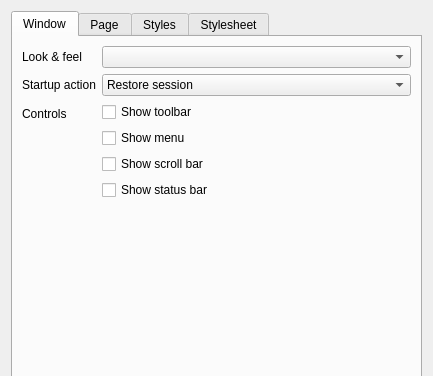
Old version of the form src/settings.ui in the repository CrazyCoder/crqt-ng; both pictures show x 0 to 433 and y 0 to 376 of the 433 by 748 pixel window.
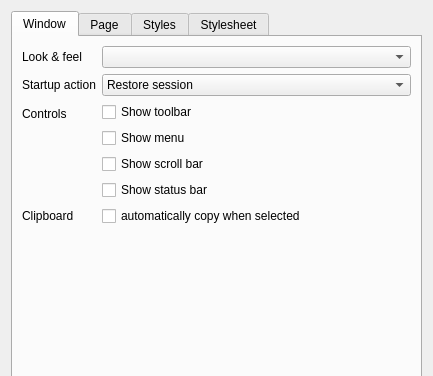
New version of the form. The open tabs and pages were chosen to show the change. Icons and pictures are not drawn.

Commit message: Added option: automatically copy text to clipboard when selected. Located in the settings window on the tab "Window".

Diff of the .ui file:
```diff
--- a/src/settings.ui
+++ b/src/settings.ui
@@ -125,6 +125,23 @@
            </item>
           </layout>
          </item>
+         <item row="3" column="0">
+          <widget class="QLabel" name="label_55">
+           <property name="text">
+            <string>Clipboard</string>
+           </property>
+          </widget>
+         </item>
+         <item row="3" column="1">
+          <widget class="QCheckBox" name="cbAutoClipboard">
+           <property name="toolTip">
+            <string>automatically copy text to clipboard when selected</string>
+           </property>
+           <property name="text">
+            <string>automatically copy when selected</string>
+           </property>
+          </widget>
+         </item>
         </layout>
        </item>
        <item>
```
The commit also changes 10 other files.
